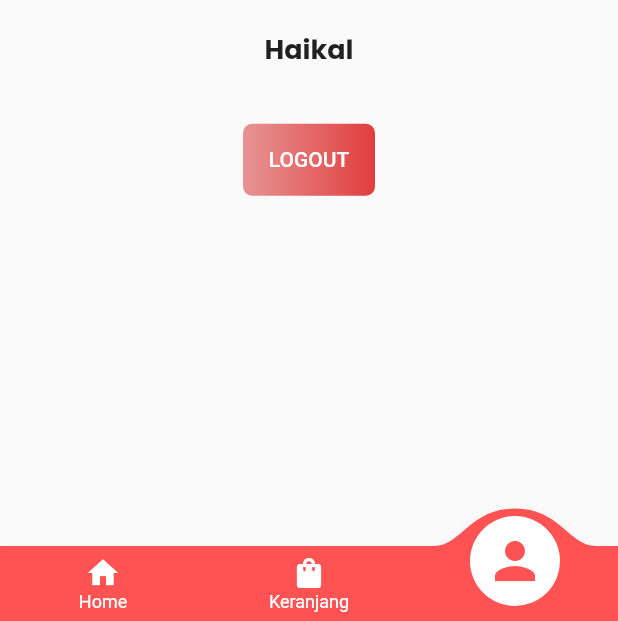
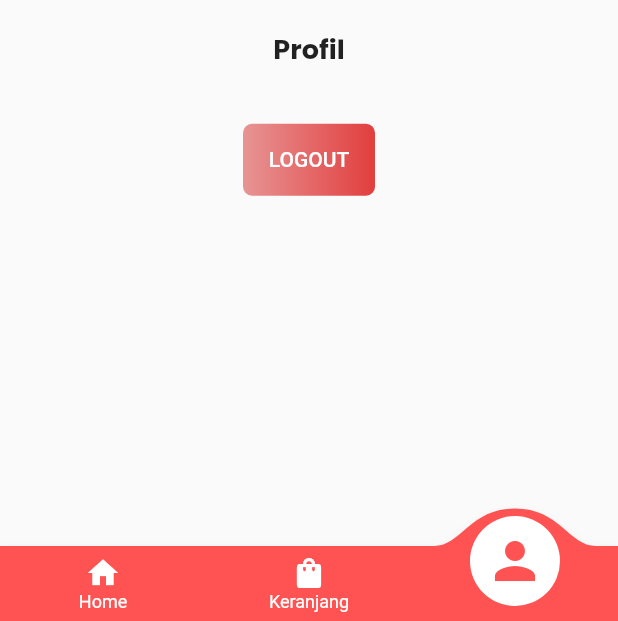
Before and after one commit to haaeell/snackfood-flutter-firebase, a Flutter app: the screen it shows once a user with an empty profile is signed in, item 3 of the bottom bar chosen, on a phone screen of 412 x 824 dp, the part 615-1236 px from its top. Run offline on Flutter 3.47's test engine with Material 2 defaults, Android fonts, the phone set to English and light mode, and no system bars; drawn by our look-alikes of convex_bottom_bar; our stand-ins replace badges, cloud_firestore, firebase_auth, firebase_core, google_fonts, loading_indicator; accounts and stored records are empty; network calls fail.

Commit message:
memperbaiki tampilan

```diff
--- a/lib/pages/DetailScreen.dart
+++ b/lib/pages/DetailScreen.dart
@@ -267,7 +267,7 @@ class _DetailScreen extends State<DetailScreen> {
                                           locale: 'id',
                                           symbol: 'Rp ',
                                           decimalDigits: 0)
-                                      .format(price),
+                                      .format(_price),
                                   style: poppinsTextStyle.copyWith(
                                     fontSize: 14,
                                     fontWeight: FontWeight.w500,
--- a/lib/pages/ProfilPage.dart
+++ b/lib/pages/ProfilPage.dart
@@ -26,7 +26,7 @@ class _ProfilpageState extends State<Profilpage> {
               height: 20,
             ),
             Text(
-              'Haikal',
+              'Profil',
               style: poppinsTextStyle.copyWith(
                 fontSize: 18,
                 fontWeight: FontWeight.w700,
```
